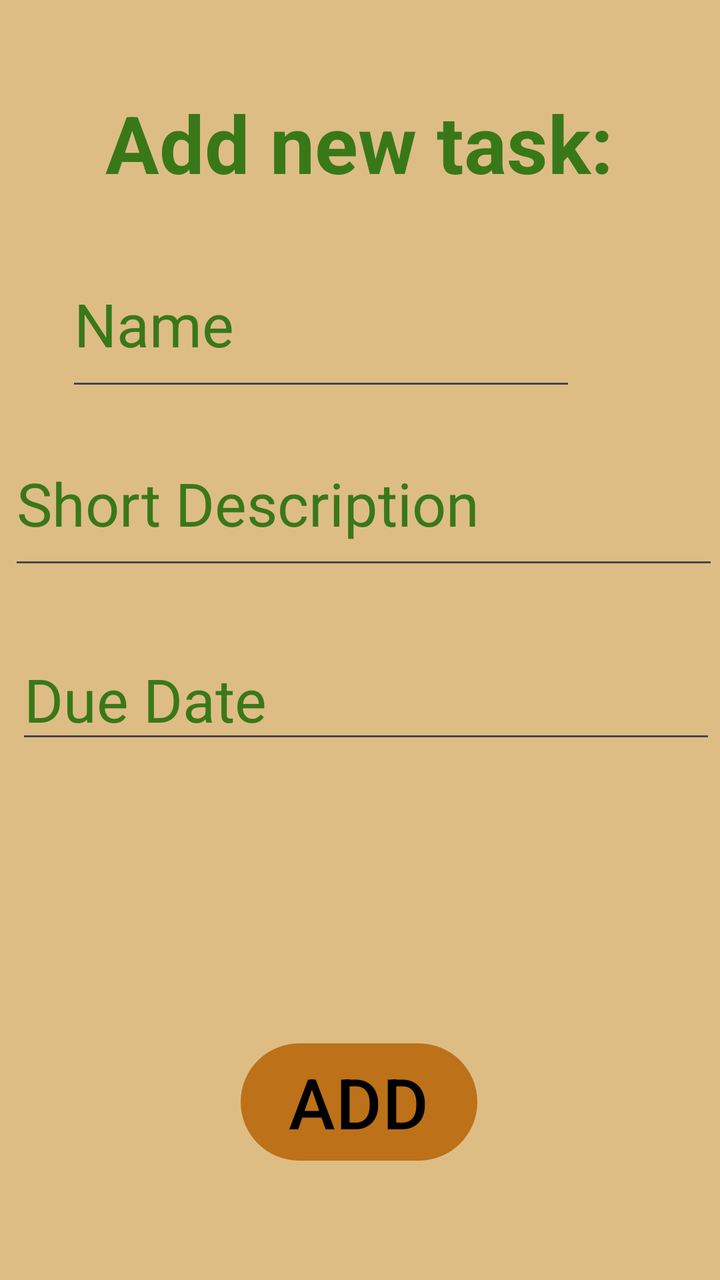
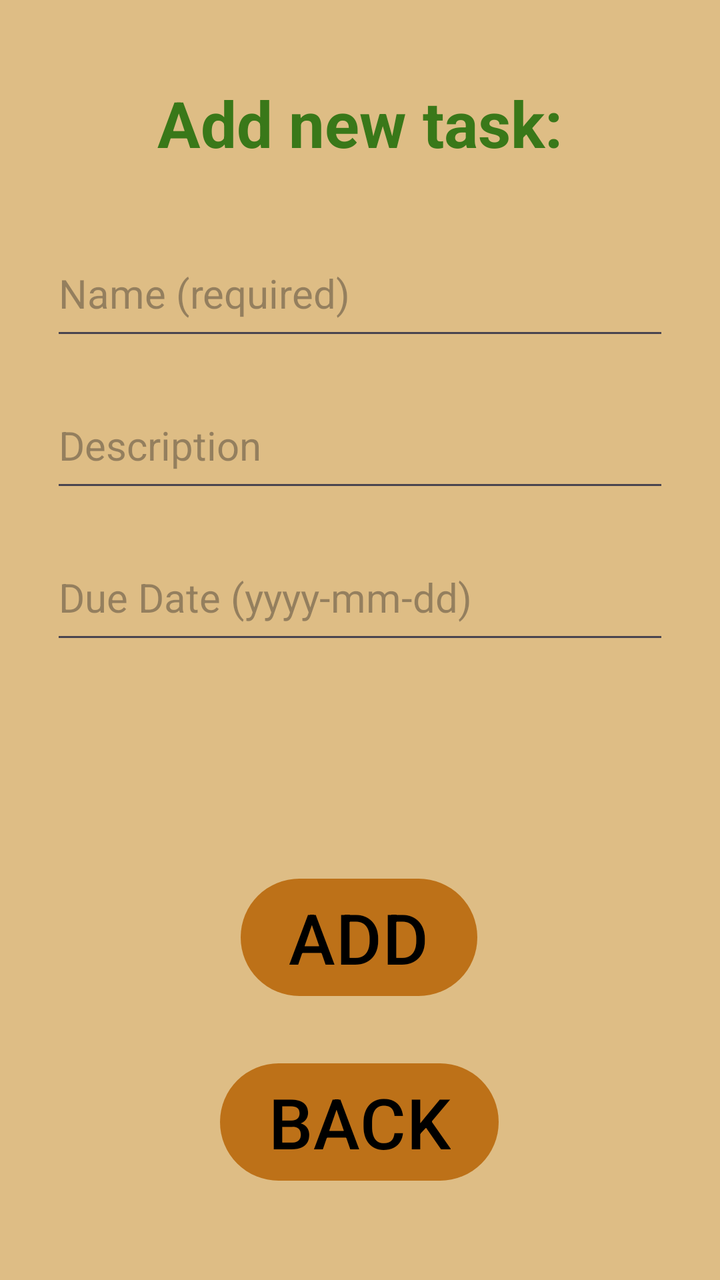

Compare the two renders of this Android layout. The source of the first and the diff that turns it into the second are given below.
<!-- AndroidManifest.xml: application theme Theme.MyGarden -->
<!-- res/layout/activity_addingtask.xml -->
<?xml version="1.0" encoding="utf-8"?>
<androidx.constraintlayout.widget.ConstraintLayout xmlns:android="http://schemas.android.com/apk/res/android"
    xmlns:app="http://schemas.android.com/apk/res-auto"
    xmlns:tools="http://schemas.android.com/tools"
    android:id="@+id/main"
    android:layout_width="match_parent"
    android:layout_height="match_parent"
    tools:context=".AddingTaskActivity">

    <TextView
        android:id="@+id/textView2"
        android:layout_width="312dp"
        android:layout_height="66dp"
        android:text="Add new task:"
        android:textAlignment="center"
        android:textColor="?attr/colorOnSurface"
        android:textSize="40sp"
        android:textStyle="bold"
        app:layout_constraintBottom_toBottomOf="parent"
        app:layout_constraintEnd_toEndOf="parent"
        app:layout_constraintHorizontal_bias="0.494"
        app:layout_constraintStart_toStartOf="parent"
        app:layout_constraintTop_toTopOf="parent"
        app:layout_constraintVertical_bias="0.078" />

    <EditText
        android:id="@+id/editTextText"
        android:layout_width="255dp"
        android:layout_height="80dp"
        android:ems="10"
        android:inputType="text"
        android:text="Name"
        android:textColor="?attr/colorOnSurface"
        android:textSize="30sp"
        app:layout_constraintBottom_toTopOf="@+id/editTextText2"
        app:layout_constraintEnd_toEndOf="parent"
        app:layout_constraintHorizontal_bias="0.314"
        app:layout_constraintStart_toStartOf="parent"
        app:layout_constraintTop_toBottomOf="@+id/textView2"
        app:layout_constraintVertical_bias="0.491" />

    <EditText
        android:id="@+id/editTextText2"
        android:layout_width="355dp"
        android:layout_height="79dp"
        android:layout_marginBottom="236dp"
        android:ems="10"
        android:inputType="text"
        android:text="Short Description"
        android:textColor="?attr/colorOnSurface"
        android:textSize="30sp"
        app:layout_constraintBottom_toBottomOf="parent"
        app:layout_constraintEnd_toEndOf="parent"
        app:layout_constraintHorizontal_bias="0.875"
        app:layout_constraintStart_toStartOf="parent"
        app:layout_constraintTop_toBottomOf="@+id/textView2"
        app:layout_constraintVertical_bias="0.466" />

    <EditText
        android:id="@+id/editTextDate"
        android:layout_width="wrap_content"
        android:layout_height="wrap_content"
        android:ems="10"
        android:inputType="date"
        android:text="Due Date"
        android:textColor="?attr/colorOnSurface"
        android:textSize="30sp"
        app:layout_constraintBottom_toBottomOf="parent"
        app:layout_constraintEnd_toEndOf="parent"
        app:layout_constraintHorizontal_bias="0.803"
        app:layout_constraintStart_toStartOf="parent"
        app:layout_constraintTop_toBottomOf="@+id/editTextText2"
        app:layout_constraintVertical_bias="0.101" />

    <Button
        android:id="@+id/AddButton"
        android:layout_width="wrap_content"
        android:layout_height="wrap_content"
        android:text="ADD"
        android:textSize="35dp"
        android:textColor="?attr/colorText"
        app:layout_constraintBottom_toBottomOf="parent"
        app:layout_constraintEnd_toEndOf="parent"
        app:layout_constraintHorizontal_bias="0.498"
        app:layout_constraintStart_toStartOf="parent"
        app:layout_constraintTop_toTopOf="@+id/textView2"
        app:layout_constraintVertical_bias="0.895" />
</androidx.constraintlayout.widget.ConstraintLayout>
<!-- resources referenced by this layout -->
<resources>
  <style name="Theme.MyGarden" parent="Base.Theme.MyGarden" />
  <style name="Base.Theme.MyGarden" parent="Theme.Material3.DayNight.NoActionBar">
          
          
          <item name="android:windowBackground">@color/beige</item>
          <item name="colorOnSurface">@color/dark_green</item>
          <item name="colorPrimary">@color/dark_orange</item>
          <item name="colorText">@color/black</item>
      </style>
  <color name="beige">#DEBD85</color>
  <color name="dark_green">#397819</color>
  <color name="dark_orange">#BD7118</color>
  <color name="black">#FF000000</color>
</resources>

<!-- the commit's change to res/layout/activity_addingtask.xml (unified diff, before → after) -->
@@ -5,84 +5,100 @@
     android:id="@+id/main"
     android:layout_width="match_parent"
     android:layout_height="match_parent"
-    tools:context=".AddingTaskActivity">
+    tools:context=".activities.AddingTaskActivity">
+
+    <androidx.constraintlayout.widget.Guideline
+        android:id="@+id/guidelineLeft"
+        android:layout_width="wrap_content"
+        android:layout_height="wrap_content"
+        android:orientation="vertical"
+        app:layout_constraintGuide_percent="0.07" />
+
+    <androidx.constraintlayout.widget.Guideline
+        android:id="@+id/guidelineRight"
+        android:layout_width="wrap_content"
+        android:layout_height="wrap_content"
+        android:orientation="vertical"
+        app:layout_constraintGuide_percent="0.93" />
 
     <TextView
         android:id="@+id/textView2"
-        android:layout_width="312dp"
-        android:layout_height="66dp"
+        android:layout_width="0dp"
+        android:layout_height="wrap_content"
+        android:layout_marginTop="40dp"
         android:text="Add new task:"
         android:textAlignment="center"
         android:textColor="?attr/colorOnSurface"
-        android:textSize="40sp"
+        android:textSize="32sp"
         android:textStyle="bold"
-        app:layout_constraintBottom_toBottomOf="parent"
-        app:layout_constraintEnd_toEndOf="parent"
-        app:layout_constraintHorizontal_bias="0.494"
-        app:layout_constraintStart_toStartOf="parent"
-        app:layout_constraintTop_toTopOf="parent"
-        app:layout_constraintVertical_bias="0.078" />
+        app:layout_constraintEnd_toEndOf="@id/guidelineRight"
+        app:layout_constraintStart_toStartOf="@id/guidelineLeft"
+        app:layout_constraintTop_toTopOf="parent" />
 
     <EditText
-        android:id="@+id/editTextText"
-        android:layout_width="255dp"
-        android:layout_height="80dp"
-        android:ems="10"
+        android:id="@+id/editTextName"
+        android:layout_width="0dp"
+        android:layout_height="60dp"
+        android:layout_marginTop="32dp"
+        android:hint="Name (required)"
         android:inputType="text"
-        android:text="Name"
         android:textColor="?attr/colorOnSurface"
-        android:textSize="30sp"
-        app:layout_constraintBottom_toTopOf="@+id/editTextText2"
-        app:layout_constraintEnd_toEndOf="parent"
-        app:layout_constraintHorizontal_bias="0.314"
-        app:layout_constraintStart_toStartOf="parent"
-        app:layout_constraintTop_toBottomOf="@+id/textView2"
-        app:layout_constraintVertical_bias="0.491" />
+        android:textSize="20sp"
+        app:layout_constraintEnd_toEndOf="@id/guidelineRight"
+        app:layout_constraintStart_toStartOf="@id/guidelineLeft"
+        app:layout_constraintTop_toBottomOf="@+id/textView2" />
 
     <EditText
-        android:id="@+id/editTextText2"
-        android:layout_width="355dp"
-        android:layout_height="79dp"
-        android:layout_marginBottom="236dp"
-        android:ems="10"
+        android:id="@+id/editTextDescription"
+        android:layout_width="0dp"
+        android:layout_height="60dp"
+        android:layout_marginTop="16dp"
+        android:hint="Description"
         android:inputType="text"
-        android:text="Short Description"
         android:textColor="?attr/colorOnSurface"
-        android:textSize="30sp"
-        app:layout_constraintBottom_toBottomOf="parent"
-        app:layout_constraintEnd_toEndOf="parent"
-        app:layout_constraintHorizontal_bias="0.875"
-        app:layout_constraintStart_toStartOf="parent"
-        app:layout_constraintTop_toBottomOf="@+id/textView2"
-        app:layout_constraintVertical_bias="0.466" />
+        android:textSize="20sp"
+        app:layout_constraintEnd_toEndOf="@id/guidelineRight"
+        app:layout_constraintStart_toStartOf="@id/guidelineLeft"
+        app:layout_constraintTop_toBottomOf="@+id/editTextName" />
 
     <EditText
         android:id="@+id/editTextDate"
-        android:layout_width="wrap_content"
-        android:layout_height="wrap_content"
-        android:ems="10"
+        android:layout_width="0dp"
+        android:layout_height="60dp"
+        android:layout_marginTop="16dp"
+        android:hint="Due Date (yyyy-mm-dd)"
         android:inputType="date"
-        android:text="Due Date"
         android:textColor="?attr/colorOnSurface"
-        android:textSize="30sp"
-        app:layout_constraintBottom_toBottomOf="parent"
-        app:layout_constraintEnd_toEndOf="parent"
-        app:layout_constraintHorizontal_bias="0.803"
-        app:layout_constraintStart_toStartOf="parent"
-        app:layout_constraintTop_toBottomOf="@+id/editTextText2"
-        app:layout_constraintVertical_bias="0.101" />
+        android:textSize="20sp"
+        app:layout_constraintEnd_toEndOf="@id/guidelineRight"
+        app:layout_constraintStart_toStartOf="@id/guidelineLeft"
+        app:layout_constraintTop_toBottomOf="@+id/editTextDescription" />
 
     <Button
         android:id="@+id/AddButton"
         android:layout_width="wrap_content"
         android:layout_height="wrap_content"
         android:text="ADD"
+        android:textColor="?attr/colorText"
         android:textSize="35dp"
-        android:textColor="?attr/colorText"
         app:layout_constraintBottom_toBottomOf="parent"
         app:layout_constraintEnd_toEndOf="parent"
         app:layout_constraintHorizontal_bias="0.498"
         app:layout_constraintStart_toStartOf="parent"
         app:layout_constraintTop_toTopOf="@+id/textView2"
-        app:layout_constraintVertical_bias="0.895" />
+        app:layout_constraintVertical_bias="0.741" />
+    <Button
+        android:id="@+id/BackButton"
+        android:layout_width="wrap_content"
+        android:layout_height="wrap_content"
+        android:text="BACK"
+        android:textColor="?attr/colorText"
+        android:textSize="35dp"
+        app:layout_constraintBottom_toBottomOf="parent"
+        app:layout_constraintEnd_toEndOf="parent"
+        app:layout_constraintHorizontal_bias="0.498"
+        app:layout_constraintStart_toStartOf="parent"
+        app:layout_constraintTop_toBottomOf="@+id/AddButton"
+        app:layout_constraintVertical_bias="0.362" />
+
 </androidx.constraintlayout.widget.ConstraintLayout>
